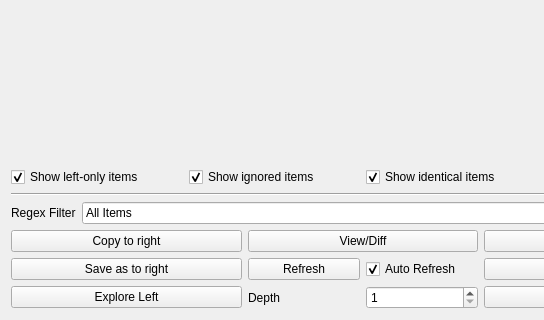
Old version of the form ui/dirdiffform.ui in the repository PollardBanknote/qdiffdir; both pictures show x 0 to 544 and y 315 to 635 of the 726 by 635 pixel window.
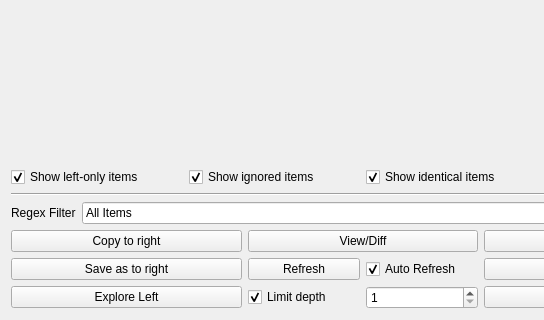
New version of the form. Custom widgets are drawn as their Qt base class.

Commit message: Add a quick option for infinite depth

```diff
--- a/ui/dirdiffform.ui
+++ b/ui/dirdiffform.ui
@@ -191,9 +191,12 @@
      <item row="2" column="1">
       <layout class="QHBoxLayout" name="horizontalLayout">
        <item>
-        <widget class="QLabel" name="label_2">
+        <widget class="QCheckBox" name="depthlimit">
          <property name="text">
-          <string>Depth</string>
+          <string>Limit depth</string>
+         </property>
+         <property name="checked">
+          <bool>true</bool>
          </property>
         </widget>
        </item>
```
The commit also changes 2 other files.
